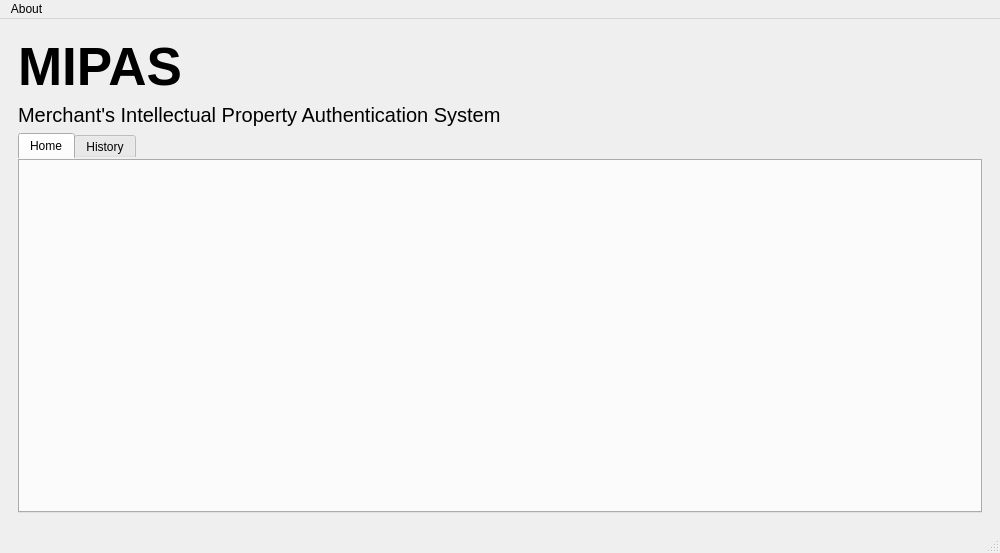
Before: the Qt Designer form ui_files/mainWindow.ui in ilanpogr/MIPAS, drawn with Qt 5.
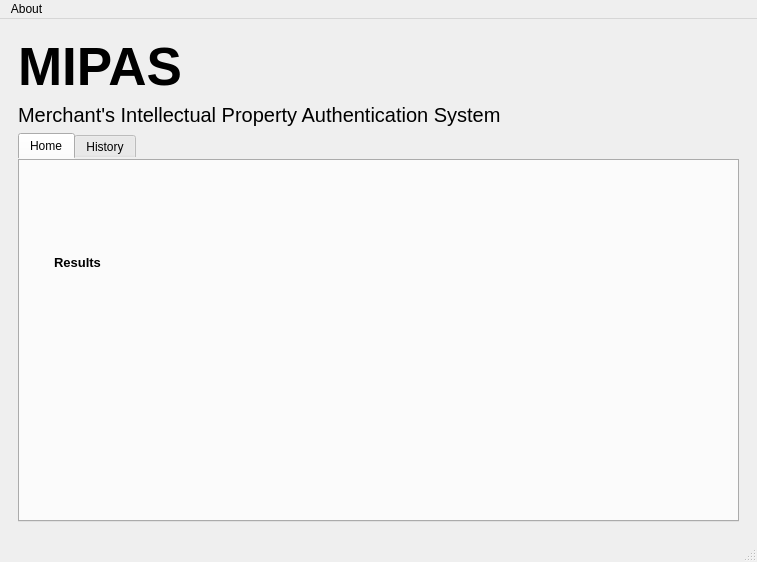
After: the same form once the commit is applied. The open tabs and pages were chosen to show the change.

Commit message: multi threaded ready

```diff
--- a/ui_files/mainWindow.ui
+++ b/ui_files/mainWindow.ui
@@ -6,10 +6,16 @@
    <rect>
     <x>0</x>
     <y>0</y>
-    <width>1000</width>
-    <height>553</height>
+    <width>757</width>
+    <height>562</height>
    </rect>
   </property>
+  <property name="sizePolicy">
+   <sizepolicy hsizetype="Preferred" vsizetype="Preferred">
+    <horstretch>0</horstretch>
+    <verstretch>0</verstretch>
+   </sizepolicy>
+  </property>
   <property name="windowTitle">
    <string>MainWindow</string>
   </property>
@@ -869,7 +875,65 @@
                </item>
               </layout>
              </widget>
-             <widget class="QWidget" name="summary"/>
+             <widget class="QWidget" name="summary">
+              <layout class="QGridLayout" name="gridLayout_21">
+               <item row="0" column="0">
+                <widget class="QFrame" name="frame_21">
+                 <property name="frameShape">
+                  <enum>QFrame::StyledPanel</enum>
+                 </property>
+                 <property name="frameShadow">
+                  <enum>QFrame::Raised</enum>
+                 </property>
+                 <layout class="QVBoxLayout" name="verticalLayout_2">
+                  <item>
+                   <widget class="QFrame" name="frame_22">
+                    <property name="frameShape">
+                     <enum>QFrame::StyledPanel</enum>
+                    </property>
+                    <property name="frameShadow">
+                     <enum>QFrame::Raised</enum>
+                    </property>
+                    <layout class="QGridLayout" name="gridLayout_22">
+                     <item row="0" column="0">
+                      <widget class="QLabel" name="results_lbl">
+                       <property name="font">
+                        <font>
+                         <pointsize>10</pointsize>
+                         <weight>75</weight>
+                         <bold>true</bold>
+                        </font>
+                       </property>
+                       <property name="text">
+                        <string>Results</string>
+                       </property>
+                      </widget>
+                     </item>
+                    </layout>
+                   </widget>
+                  </item>
+                  <item>
+                   <widget class="QFrame" name="table_frame">
+                    <property name="sizePolicy">
+                     <sizepolicy hsizetype="Preferred" vsizetype="Preferred">
+                      <horstretch>0</horstretch>
+                      <verstretch>0</verstretch>
+                     </sizepolicy>
+                    </property>
+                    <property name="frameShape">
+                     <enum>QFrame::StyledPanel</enum>
+                    </property>
+                    <property name="frameShadow">
+                     <enum>QFrame::Raised</enum>
+                    </property>
+                    <layout class="QGridLayout" name="gridLayout_23"/>
+                   </widget>
+                  </item>
+                 </layout>
+                </widget>
+               </item>
+              </layout>
+             </widget>
             </widget>
            </item>
           </layout>
@@ -891,7 +955,7 @@
     <rect>
      <x>0</x>
      <y>0</y>
-     <width>1000</width>
+     <width>757</width>
      <height>21</height>
     </rect>
    </property>
```
Left out of the diff: 2 changed lines with no effect on the pictures. The commit also changes 2 other files.
